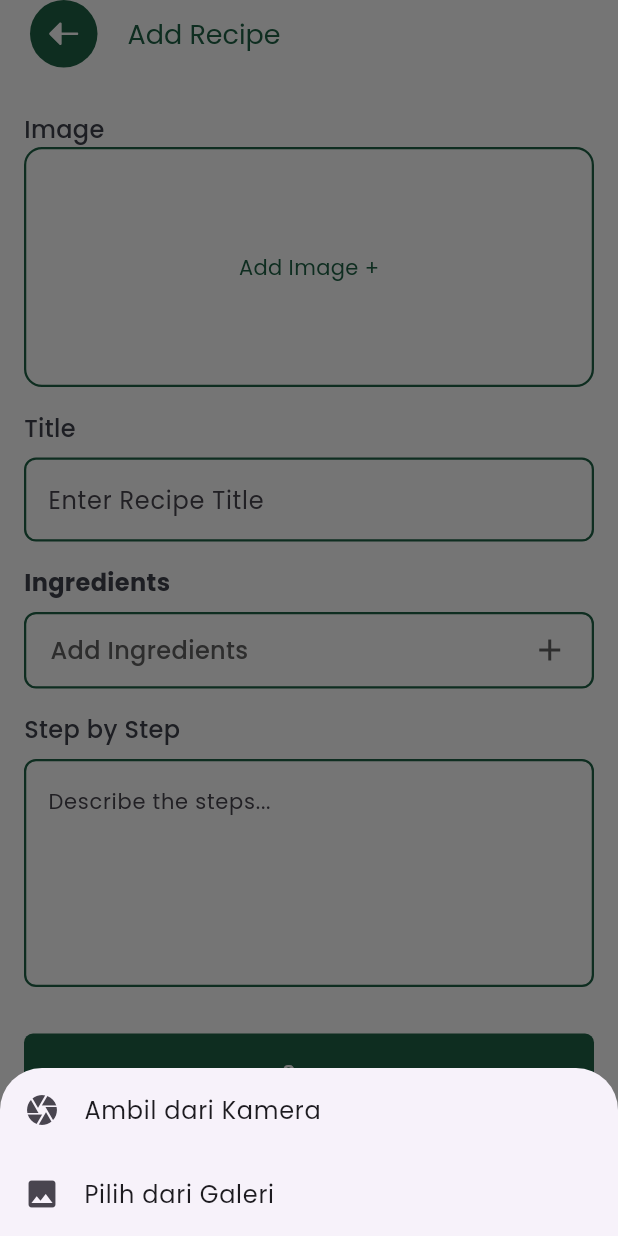
After one commit to NutriCall/NutriCall-App, a Flutter app: the AddRecipePage screen opened by its route, after a tap on "Add Image +", on a phone screen of 412 x 824 dp. The commit adds this screen. Run offline on Flutter 3.47's test engine with Material 3 defaults, Android fonts, the phone set to English and light mode, and no system bars; our stand-ins replace flutter_dotenv, flutter_riverpod, flutter_svg, gap, go_router, google_fonts and 7 more; generated files the repository leaves out were written again.

Commit message:
add add recipe and ingredient pages; update routing and theme

```diff
--- /dev/null
+++ b/lib/features/recipe/pages/add_ingredients_page.dart
@@ -0,0 +1,21 @@
+import 'package:flutter/material.dart';
+import 'package:nutri_call_app/helpers/widget/custom_app_bar.dart';
+
+class AddIngredientsPage extends StatelessWidget {
+  const AddIngredientsPage({Key? key}) : super(key: key);
+
+  @override
+  Widget build(BuildContext context) {
+    return Scaffold(
+      appBar: CustomAppBar(
+        title: 'Add Ingredients',
+        onBack: () {
+          Navigator.of(context).pop();
+        },
+      ),
+      body: const Center(
+        child: Text('This is Add Ingredients Page'),
+      ),
+    );
+  }
+}
--- /dev/null
+++ b/lib/features/recipe/pages/add_recipe_page.dart
@@ -0,0 +1,98 @@
+import 'package:flutter/material.dart';
+import 'package:gap/gap.dart';
+import 'package:go_router/go_router.dart';
+import 'package:nutri_call_app/routers/router_name.dart';
+import 'package:hooks_riverpod/hooks_riverpod.dart';
+import 'package:nutri_call_app/helpers/widget/custom_app_bar.dart';
+import 'package:nutri_call_app/helpers/widget/custom_button_widget.dart';
+import 'package:nutri_call_app/helpers/widget/custom_description_input.dart';
+import 'package:nutri_call_app/helpers/widget/custom_image_input.dart';
+import 'package:nutri_call_app/helpers/widget/custom_text_input.dart';
+import 'package:google_fonts/google_fonts.dart';
+import 'package:nutri_call_app/utils/app_color.dart';
+
+class AddRecipePage extends HookConsumerWidget {
+  const AddRecipePage({Key? key});
+
+  Future<void> _refresh() async {
+    await Future.delayed(const Duration(seconds: 2));
+  }
+
+  @override
+  Widget build(BuildContext context, WidgetRef ref) {
+    return Scaffold(
+      appBar: CustomAppBar(
+        title: 'Add Recipe',
+        onBack: () {
+          context.pop();
+        },
+      ),
+      body: Padding(
+        padding: const EdgeInsets.all(16),
+        child: RefreshIndicator(
+          onRefresh: _refresh,
+          child: SingleChildScrollView(
+            physics: const AlwaysScrollableScrollPhysics(),
+            child: Column(
+              crossAxisAlignment: CrossAxisAlignment.start,
+              children: [
+                const SizedBox(height: 14),
+                const CustomImagePicker(),
+                const SizedBox(height: 16),
+                const CustomTextInput(
+                  label: "Title",
+                  placeholder: "Enter Recipe Title",
+                ),
+                const Text(
+                  "Ingredients",
+                  style: TextStyle(fontSize: 16, fontWeight: FontWeight.bold),
+                ),
+                const SizedBox(height: 8),
+                GestureDetector(
+                  onTap: () {
+                    context.pushNamed(RouteName.addIngredientPage);
+                  },
+                  child: Container(
+                    width: double.infinity,
+                    padding: const EdgeInsets.symmetric(
+                        vertical: 12, horizontal: 16),
+                    decoration: BoxDecoration(
+                      border: Border.all(color: AppColor.darkGreen, width: 1.5),
+                      borderRadius: BorderRadius.circular(8),
+                      color: Colors.white,
+                    ),
+                    child: Row(
+                      mainAxisAlignment: MainAxisAlignment.spaceBetween,
+                      children: [
+                        Text(
+                          "Add Ingredients",
+                          style: GoogleFonts.poppins(
+                            textStyle: const TextStyle(
+                                fontSize: 16,
+                                fontWeight: FontWeight.w500,
+                                color: AppColor.grey),
+                          ),
+                        ),
+                        const Icon(
+                          Icons.add,
+                          color: AppColor.grey,
+                        ),
+                      ],
+                    ),
+                  ),
+                ),
+                const SizedBox(height: 16),
+                const CustomDescriptionInput(
+                  label: "Step by Step",
+                  placeholder: "Describe the steps...",
+                ),
+                const Gap(15),
+                const CustomButtonWidget(text: 'Save')
+              ],
+            ),
+          ),
+        ),
+      ),
+    );
+  }
+}
--- a/lib/features/recipe/pages/recipe_page.dart
+++ b/lib/features/recipe/pages/recipe_page.dart
@@ -4,6 +4,8 @@ import 'package:hooks_riverpod/hooks_riverpod.dart';
 import 'package:nutri_call_app/features/recipe/widget/floating_action_button.dart';
 import 'package:nutri_call_app/features/recipe/widget/recipe_item_widget.dart';
 import 'package:nutri_call_app/helpers/widget/custom_app_bar.dart';
+import 'package:nutri_call_app/routers/router_name.dart';
+import 'package:nutri_call_app/utils/app_color.dart';
 import 'package:nutri_call_app/utils/assets.gen.dart';
 
 final List<Map<String, String>> recipes = [
@@ -72,3 +74,22 @@ class RecipePage extends HookConsumerWidget {
     );
   }
 }
+
+class AddButton extends StatelessWidget {
+  const AddButton({super.key});
+
+  @override
+  Widget build(BuildContext context) {
+    return FloatingActionButton.extended(
+      onPressed: () {
+        context.pushNamed(RouteName.addRecipePage);
+      },
+      icon: const Icon(Icons.edit, color: AppColor.darkGreen),
+      label: const Text('Add', style: TextStyle(color: AppColor.darkGreen)),
+      backgroundColor: AppColor.lightGreen,
+      shape: RoundedRectangleBorder(
+        borderRadius: BorderRadius.circular(50),
+      ),
+    );
+  }
+}
--- /dev/null
+++ b/lib/helpers/widget/custom_description_input.dart
@@ -0,0 +1,49 @@
+import 'package:flutter/material.dart';
+import 'package:google_fonts/google_fonts.dart';
+import 'package:nutri_call_app/utils/app_color.dart';
+
+class CustomDescriptionInput extends StatelessWidget {
+  final String label;
+  final String placeholder;
+
+  const CustomDescriptionInput({
+    Key? key,
+    required this.label,
+    required this.placeholder,
+  }) : super(key: key);
+
+  @override
+  Widget build(BuildContext context) {
+    return Column(
+      crossAxisAlignment: CrossAxisAlignment.start,
+      children: [
+        Text(
+          label,
+          style: GoogleFonts.poppins(
+            textStyle:
+                const TextStyle(fontSize: 16, fontWeight: FontWeight.w500),
+          ),
+        ),
+        const SizedBox(height: 8),
+        TextField(
+          maxLines: 5,
+          decoration: InputDecoration(
+            hintText: placeholder,
+            hintStyle: const TextStyle(fontSize: 14),
+            border: OutlineInputBorder(
+              borderRadius: BorderRadius.circular(8),
+              borderSide:
+                  const BorderSide(color: AppColor.darkGreen, width: 1.5),
+            ),
+            enabledBorder: OutlineInputBorder(
+              borderRadius: BorderRadius.circular(8),
+              borderSide:
+                  const BorderSide(color: AppColor.darkGreen, width: 1.5),
+            ),
+          ),
+        ),
+        const SizedBox(height: 16),
+      ],
+    );
+  }
+}
--- /dev/null
+++ b/lib/helpers/widget/custom_image_input.dart
@@ -0,0 +1,91 @@
+import 'package:flutter/material.dart';
+import 'package:google_fonts/google_fonts.dart';
+import 'package:image_picker/image_picker.dart';
+import 'package:nutri_call_app/utils/app_color.dart';
+import 'package:permission_handler/permission_handler.dart';
+
+class CustomImagePicker extends StatelessWidget {
+  const CustomImagePicker({super.key});
+  Future<void> requestPermission() async {
+    PermissionStatus cameraStatus = await Permission.camera.request();
+    PermissionStatus galleryStatus = await Permission.photos.request();
+
+    if (cameraStatus.isGranted && galleryStatus.isGranted) {
+      print("Izin diberikan");
+    } else {
+      print("Izin ditolak");
+    }
+  }
+
+  Future<void> pickImage(ImageSource source) async {
+    final ImagePicker picker = ImagePicker();
+    final XFile? image = await picker.pickImage(source: source);
+
+    if (image != null) {
+      print("Gambar dipilih: ${image.path}");
+    } else {
+      print("Tidak ada gambar yang dipilih");
+    }
+  }
+
+  @override
+  Widget build(BuildContext context) {
+    return Column(
+      crossAxisAlignment: CrossAxisAlignment.start,
+      children: [
+        Text(
+          "Image",
+          textAlign: TextAlign.start,
+          style: GoogleFonts.poppins(
+            textStyle:
+                const TextStyle(fontSize: 16, fontWeight: FontWeight.w500),
+          ),
+        ),
+        GestureDetector(
+          onTap: () async {
+            await requestPermission();
+            showModalBottomSheet(
+              context: context,
+              builder: (context) {
+                return Wrap(
+                  children: [
+                    ListTile(
+                      leading: const Icon(Icons.camera),
+                      title: const Text("Ambil dari Kamera"),
+                      onTap: () async {
+                        Navigator.pop(context);
+                        await pickImage(ImageSource.camera);
+                      },
+                    ),
+                    ListTile(
+                      leading: const Icon(Icons.photo),
+                      title: const Text("Pilih dari Galeri"),
+                      onTap: () async {
+                        Navigator.pop(context);
+                        await pickImage(ImageSource.gallery);
+                      },
+                    ),
+                  ],
+                );
+              },
+            );
+          },
+          child: Container(
+            width: double.infinity,
+            height: 160,
+            decoration: BoxDecoration(
+              border: Border.all(color: AppColor.darkGreen, width: 1.5),
+              borderRadius: BorderRadius.circular(12),
+            ),
+            child: const Center(
+              child: Text(
+                'Add Image +',
+                style: TextStyle(color: AppColor.darkGreen, fontSize: 14),
+              ),
+            ),
+          ),
+        ),
+      ],
+    );
+  }
+}
--- /dev/null
+++ b/lib/helpers/widget/custom_text_input.dart
@@ -0,0 +1,48 @@
+import 'package:flutter/material.dart';
+import 'package:google_fonts/google_fonts.dart';
+import 'package:nutri_call_app/utils/app_color.dart';
+
+class CustomTextInput extends StatelessWidget {
+  final String label;
+  final String placeholder;
+
+  const CustomTextInput({
+    Key? key,
+    required this.label,
+    required this.placeholder,
+  }) : super(key: key);
+
+  @override
+  Widget build(BuildContext context) {
+    return Column(
+      crossAxisAlignment: CrossAxisAlignment.start,
+      children: [
+        Text(
+          label,
+          style: GoogleFonts.poppins(
+            textStyle:
+                const TextStyle(fontSize: 16, fontWeight: FontWeight.w500),
+          ),
+        ),
+        const SizedBox(height: 8),
+        TextField(
+          decoration: InputDecoration(
+            hintText: placeholder,
+            hintStyle: GoogleFonts.poppins(),
+            border: OutlineInputBorder(
+              borderRadius: BorderRadius.circular(8),
+              borderSide:
+                  const BorderSide(color: AppColor.darkGreen, width: 1.5),
+            ),
+            enabledBorder: OutlineInputBorder(
+              borderRadius: BorderRadius.circular(8),
+              borderSide:
+                  const BorderSide(color: AppColor.darkGreen, width: 1.5),
+            ),
+          ),
+        ),
+        const SizedBox(height: 16),
+      ],
+    );
+  }
+}
--- a/lib/routers/router_name.dart
+++ b/lib/routers/router_name.dart
@@ -7,4 +7,6 @@ class RouteName {
   static const String editProfilePage = '/edit-profile-page';
   static const String loginPage = '/login-page';
   static const String signUpPage = '/sign-up-page';
+  static const String addRecipePage = '/add-recipe-page';
+  static const String addIngredientPage = '/add-ingredient-page';
 }
--- a/lib/routers/routers.dart
+++ b/lib/routers/routers.dart
@@ -1,6 +1,8 @@
 import 'package:go_router/go_router.dart';
 import 'package:nutri_call_app/features/auth/pages/sign_up_page.dart';
 import 'package:nutri_call_app/features/main/pages/main_page.dart';
+import 'package:nutri_call_app/features/recipe/pages/add_recipe_page.dart';
+import 'package:nutri_call_app/features/recipe/pages/add_ingredients_page.dart';
 import 'package:nutri_call_app/features/recipe/pages/recipe_page.dart';
 import 'package:nutri_call_app/features/splashscreen/splashscreen.dart';
 import 'package:nutri_call_app/features/weekly_report/pages/weekly_report_page.dart';
@@ -53,6 +55,16 @@ Raw<GoRouter> router(RouterRef ref) {
         name: RouteName.signUpPage,
         builder: (context, state) => const SignUpPage(),
       ),
+      GoRoute(
+        path: '/add-recipe-page',
+        name: RouteName.addRecipePage,
+        builder: (context, state) => const AddRecipePage(),
+      ),
+      GoRoute(
+        path: '/add-ingredient-page',
+        name: RouteName.addIngredientPage,
+        builder: (context, state) => const AddIngredientsPage(),
+      ),
     ],
   );
 }
--- a/lib/utils/my_theme.dart
+++ b/lib/utils/my_theme.dart
@@ -5,8 +5,9 @@ import 'package:nutri_call_app/utils/app_color.dart';
 class MyTheme {
   static ThemeData get lightTheme {
     return ThemeData(
-      textTheme: GoogleFonts.montserratTextTheme().apply(bodyColor: AppColor.textColor),
-      fontFamily: GoogleFonts.montserrat().fontFamily,
+      textTheme:
+          GoogleFonts.poppinsTextTheme().apply(bodyColor: AppColor.textColor),
+      fontFamily: GoogleFonts.poppins().fontFamily,
       scaffoldBackgroundColor: AppColor.primaryColor,
     );
   }
```
